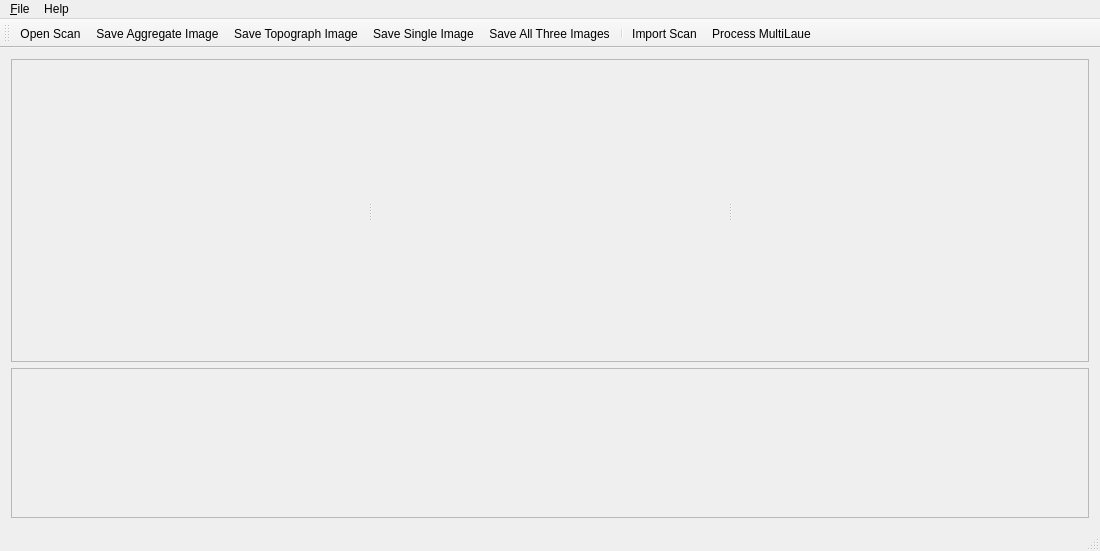
The window that MultiLaueGui/multilauemainwindow.ui (ZGainsforth/MultiLaue) describes before a commit, drawn with Qt 5.
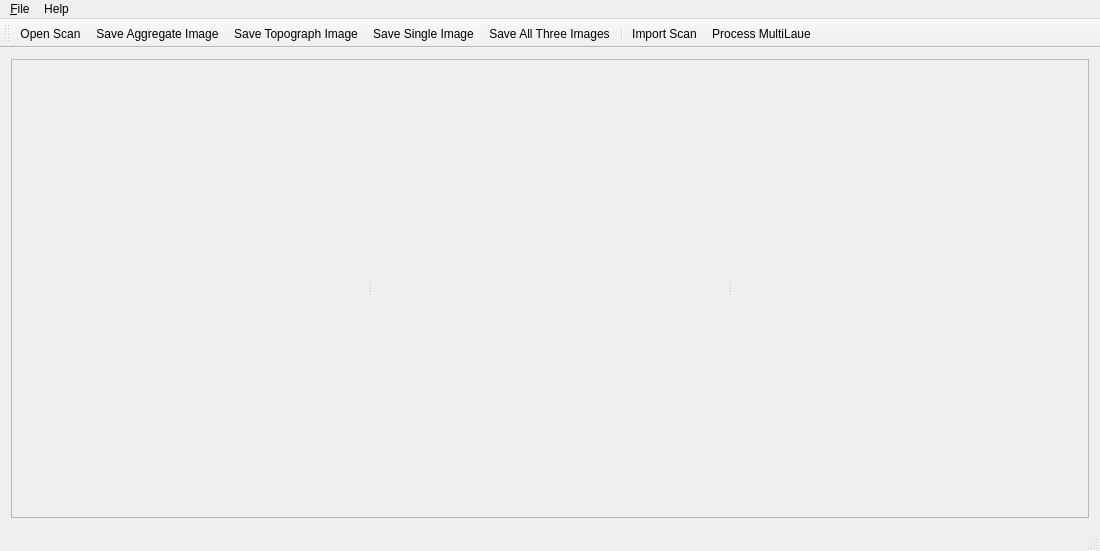
The same window after the commit. Icons and pictures are not drawn.

What changed in the file:
```diff
--- a/MultiLaueGui/multilauemainwindow.ui
+++ b/MultiLaueGui/multilauemainwindow.ui
@@ -103,22 +103,6 @@
       </layout>
      </widget>
     </item>
-    <item>
-     <widget class="QFrame" name="frameControls">
-      <property name="maximumSize">
-       <size>
-        <width>16777215</width>
-        <height>150</height>
-       </size>
-      </property>
-      <property name="frameShape">
-       <enum>QFrame::StyledPanel</enum>
-      </property>
-      <property name="frameShadow">
-       <enum>QFrame::Raised</enum>
-      </property>
-     </widget>
-    </item>
    </layout>
   </widget>
   <widget class="QMenuBar" name="menuBar">
```
